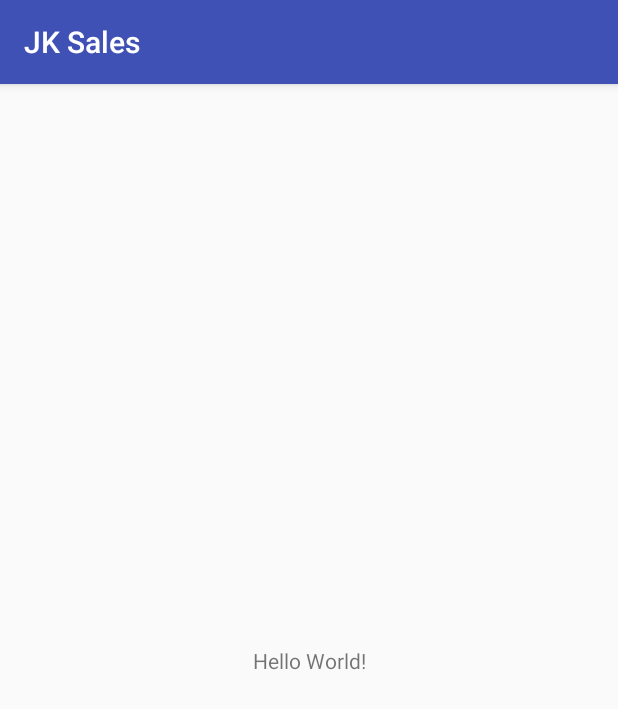
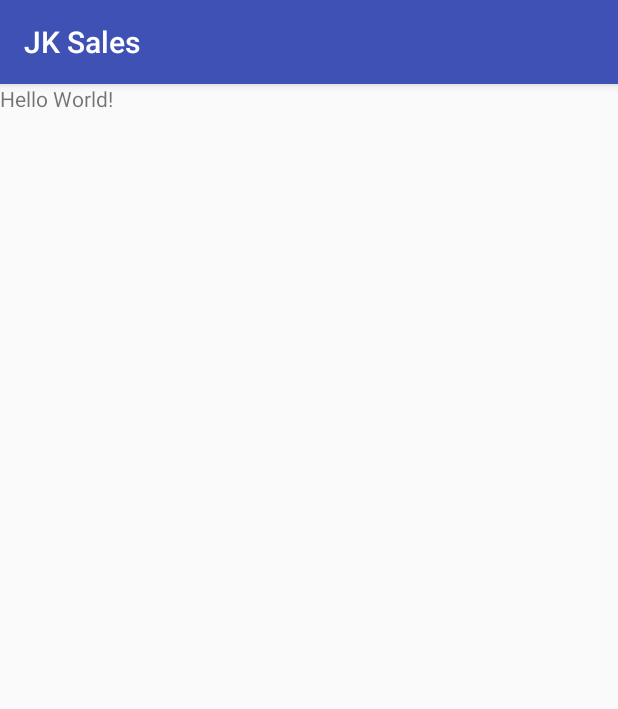
Before and after one commit to Nitinrahgav/JKSales2, an Android app: the screen it shows after launch (MainActivity), on a phone screen of 412 x 824 dp. Shown: the top 709 px of the screen. Run offline under Robolectric (Android 15) with nearby library versions, the phone set to English and light mode, and no system bars.

Commit message:
New Commit

```diff
--- a/app/src/main/AndroidManifest.xml
+++ b/app/src/main/AndroidManifest.xml
@@ -9,7 +9,7 @@
         android:roundIcon="@mipmap/ic_launcher_round"
         android:supportsRtl="true"
         android:theme="@style/AppTheme">
-        <activity android:name=".MainActivity">
+        <activity android:name=".Activity.MainActivity">
             <intent-filter>
                 <action android:name="android.intent.action.MAIN" />
 
--- a/app/src/main/java/com/jkpaper/jksales/MainActivity.java
+++ b/app/src/main/java/com/jkpaper/jksales/Activity/MainActivity.java
@@ -1,7 +1,9 @@
-package com.jkpaper.jksales;
+package com.jkpaper.jksales.Activity;
 
 import android.support.v7.app.AppCompatActivity;
 import android.os.Bundle;
+
+import com.jkpaper.jksales.R;
 
 public class MainActivity extends AppCompatActivity {
 
--- a/app/src/main/res/layout/activity_main.xml
+++ b/app/src/main/res/layout/activity_main.xml
@@ -1,18 +1,14 @@
 <?xml version="1.0" encoding="utf-8"?>
-<android.support.constraint.ConstraintLayout xmlns:android="http://schemas.android.com/apk/res/android"
+<LinearLayout xmlns:android="http://schemas.android.com/apk/res/android"
     xmlns:app="http://schemas.android.com/apk/res-auto"
     xmlns:tools="http://schemas.android.com/tools"
     android:layout_width="match_parent"
     android:layout_height="match_parent"
-    tools:context="com.jkpaper.jksales.MainActivity">
+    tools:context="com.jkpaper.jksales.Activity.MainActivity">
 
     <TextView
         android:layout_width="wrap_content"
         android:layout_height="wrap_content"
-        android:text="Hello World!"
-        app:layout_constraintBottom_toBottomOf="parent"
-        app:layout_constraintLeft_toLeftOf="parent"
-        app:layout_constraintRight_toRightOf="parent"
-        app:layout_constraintTop_toTopOf="parent" />
+        android:text="Hello World!" />
 
-</android.support.constraint.ConstraintLayout>
+</LinearLayout>
```
Also changed, not shown: app/build.gradle (+8 -1 lines), app/src/main/java/com/jkpaper/jksales/Models/Data.java (added, +8 -0 lines), app/src/main/java/com/jkpaper/jksales/Models/Menu.java (added, +8 -0 lines), app/src/main/java/com/jkpaper/jksales/Models/Response.java (added, +8 -0 lines), app/src/main/java/com/jkpaper/jksales/Models/ResponseInterface.java (added, +8 -0 lines), app/src/main/java/com/jkpaper/jksales/Models/Response_.java (added, +8 -0 lines), app/src/main/java/com/jkpaper/jksales/Models/Status.java (added, +8 -0 lines).
